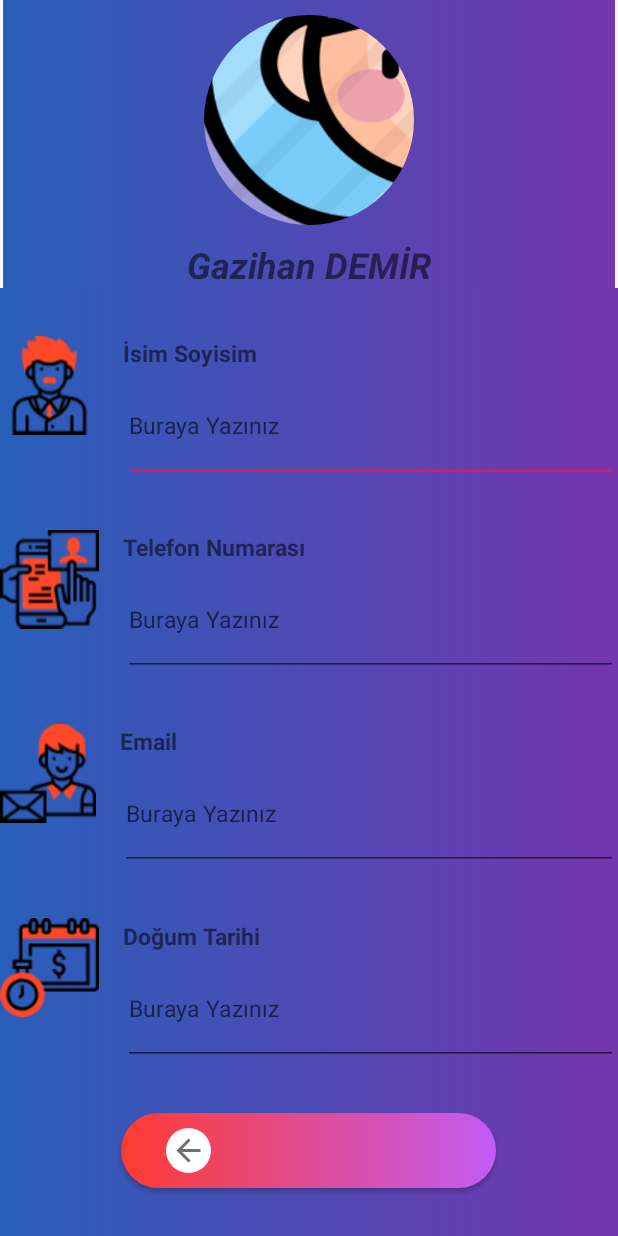
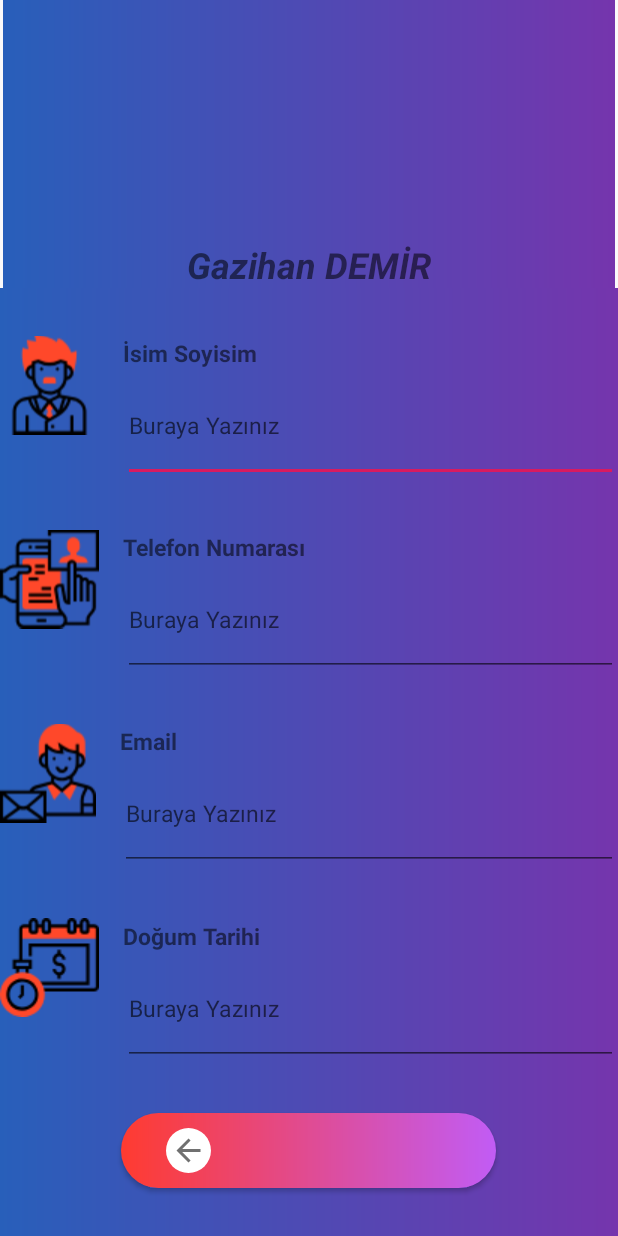
Before and after one commit to gazihandemir/DiyetliTatlar, an Android app: the layout fragment_profile_activity.xml on its own in the app's theme, with its tools: preview values and no code run, on a phone screen of 412 x 824 dp. Run offline under Robolectric (Android 15) with nearby library versions, the phone set to English and light mode, and no system bars.

Commit message:
28.02.2020

```diff
--- a/app/src/main/res/layout/fragment_profile_activity.xml
+++ b/app/src/main/res/layout/fragment_profile_activity.xml
@@ -33,8 +33,7 @@
             android:layout_marginLeft="10dp"
             android:layout_marginTop="10dp"
             android:layout_marginRight="10dp"
-            android:layout_marginBottom="10dp"
-            android:src="@drawable/profiledefault" />
+            android:layout_marginBottom="10dp" />
 
         <TextView
             android:id="@+id/tvProfileFragmentActProfilIsmi"
@@ -50,7 +49,7 @@
 
 
     </LinearLayout>
-    d
+
 
     <LinearLayout
         android:id="@+id/linearLayout4"
@@ -74,7 +73,7 @@
             <ImageView
                 android:layout_width="wrap_content"
                 android:layout_height="match_parent"
-                android:src="@drawable/ic_name"></ImageView>
+                android:src="@drawable/ic_name"/>
 
             <LinearLayout
                 android:layout_width="match_parent"
@@ -89,7 +88,7 @@
                     android:gravity="center_vertical|bottom"
                     android:text="İsim Soyisim"
                     android:textSize="15sp"
-                    android:textStyle="bold"></TextView>
+                    android:textStyle="bold"/>
 
                 <EditText
                     android:id="@+id/edProfileFragmentActİsimSoyisim"
@@ -98,7 +97,7 @@
                     android:layout_weight="1"
                     android:gravity="center_vertical"
                     android:hint="Buraya Yazınız"
-                    android:textSize="15sp"></EditText>
+                    android:textSize="15sp"/>
 
             </LinearLayout>
         </LinearLayout>
@@ -113,7 +112,7 @@
             <ImageView
                 android:layout_width="wrap_content"
                 android:layout_height="match_parent"
-                android:src="@drawable/ic_mobile"></ImageView>
+                android:src="@drawable/ic_mobile"/>
 
             <LinearLayout
                 android:layout_width="match_parent"
@@ -128,7 +127,7 @@
                     android:gravity="center_vertical|bottom"
                     android:text="Telefon Numarası"
                     android:textSize="15sp"
-                    android:textStyle="bold"></TextView>
+                    android:textStyle="bold"/>
 
                 <EditText
                     android:id="@+id/edProfileFragmentActTelefonNumarası"
@@ -156,7 +155,7 @@
             <ImageView
                 android:layout_width="wrap_content"
                 android:layout_height="match_parent"
-                android:src="@drawable/ic_email"></ImageView>
+                android:src="@drawable/ic_email"/>
 
             <LinearLayout
                 android:layout_width="match_parent"
@@ -171,7 +170,7 @@
                     android:gravity="center_vertical|bottom"
                     android:text="Email"
                     android:textSize="15sp"
-                    android:textStyle="bold"></TextView>
+                    android:textStyle="bold"/>
 
                 <EditText
                     android:id="@+id/edProfileFragmentActEmail"
@@ -180,7 +179,7 @@
                     android:layout_weight="1"
                     android:gravity="center_vertical"
                     android:hint="Buraya Yazınız"
-                    android:textSize="15sp"></EditText>
+                    android:textSize="15sp"/>
 
             </LinearLayout>
         </LinearLayout>
@@ -196,7 +195,7 @@
             <ImageView
                 android:layout_width="wrap_content"
                 android:layout_height="match_parent"
-                android:src="@drawable/ic_dob"></ImageView>
+                android:src="@drawable/ic_dob"/>
 
             <LinearLayout
                 android:layout_width="match_parent"
@@ -211,7 +210,7 @@
                     android:gravity="center_vertical|bottom"
                     android:text="Doğum Tarihi"
                     android:textSize="15sp"
-                    android:textStyle="bold"></TextView>
+                    android:textStyle="bold"/>
 
                 <EditText
                     android:id="@+id/edProfileFragmentActDogumTarihi"
@@ -220,7 +219,7 @@
                     android:layout_weight="1"
                     android:gravity="center_vertical"
                     android:hint="Buraya Yazınız"
-                    android:textSize="15sp"></EditText>
+                    android:textSize="15sp"/>
 
             </LinearLayout>
         </LinearLayout>
```
Also changed, not shown: app/src/main/java/com/example/girisekran/Activity/SignUpActivity.java (+5 -3 lines), app/src/main/java/com/example/girisekran/Fragments/ProfileActivityFragment.java (+12 -10 lines).
